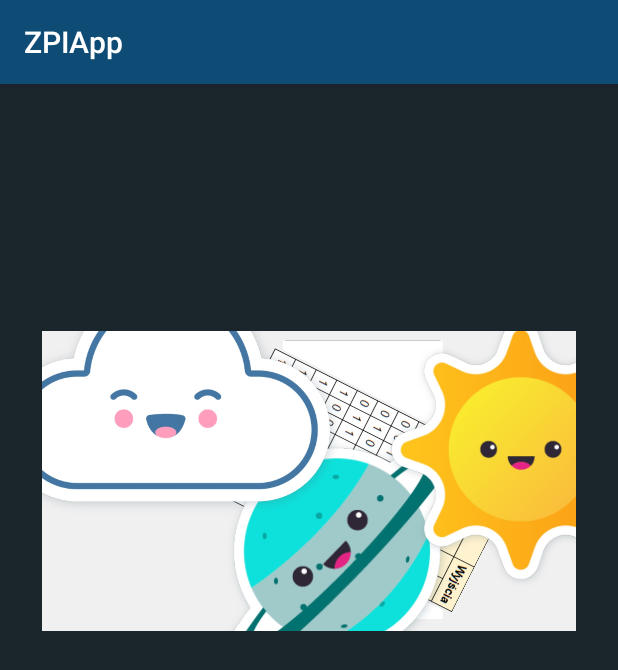
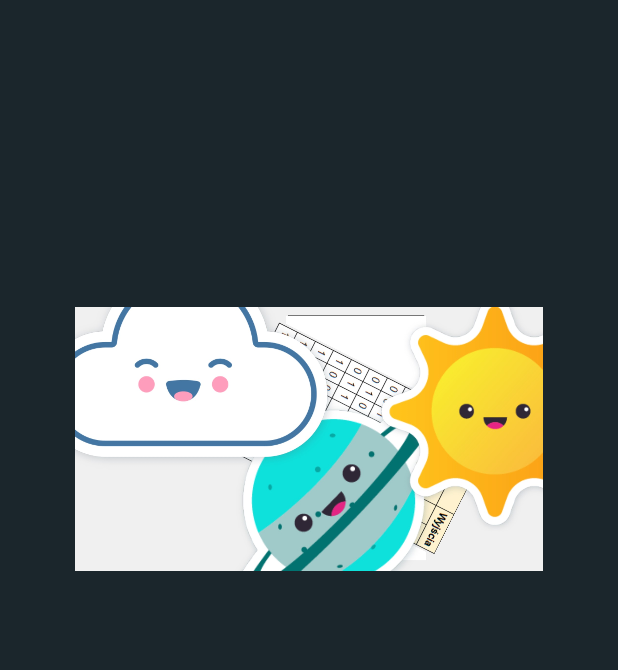
Before and after one commit to dwarchol/ZPI-projekt, an Android app: the screen it shows after launch (Startowa), on a phone screen of 412 x 824 dp. Shown: the top 670 px of the screen. Run offline under Robolectric (Android 15) with nearby library versions, the phone set to English and light mode, and no system bars.

Commit message:
dokończenie startowej

```diff
--- a/ZPIApp/app/src/main/AndroidManifest.xml
+++ b/ZPIApp/app/src/main/AndroidManifest.xml
@@ -9,7 +9,8 @@
         android:roundIcon="@mipmap/ic_launcher_round"
         android:supportsRtl="true"
         android:theme="@style/AppTheme">
-        <activity android:name=".Startowa">
+        <activity android:name=".Startowa"
+            android:theme="@style/StartTheme">
             <intent-filter>
                 <action android:name="android.intent.action.MAIN" />
 
--- a/ZPIApp/app/src/main/res/layout/activity_startowa.xml
+++ b/ZPIApp/app/src/main/res/layout/activity_startowa.xml
@@ -9,7 +9,7 @@
     tools:context=".Startowa">
 
     <ImageView
-        android:layout_width="wrap_content"
+        android:layout_width="match_parent"
         android:layout_height="200dp"
         android:layout_marginLeft="50dp"
         android:layout_marginRight="50dp"
@@ -41,7 +41,7 @@
         android:layout_marginRight="50dp"
         android:layout_marginBottom="10dp"
         android:layout_marginTop="10dp"
-        android:textColor="@color/azure"
+        android:textColor="@color/textColor"
         android:background="@drawable/buttonbackgroundonstartpage"
         app:layout_constraintLeft_toLeftOf="parent"
         app:layout_constraintRight_toRightOf="parent"
@@ -58,7 +58,7 @@
         android:layout_marginRight="50dp"
         android:layout_marginBottom="10dp"
         android:layout_marginTop="10dp"
-        android:textColor="@color/azure"
+        android:textColor="@color/textColor"
         android:background="@drawable/buttonbackgroundonstartpage"
         app:layout_constraintLeft_toLeftOf="parent"
         app:layout_constraintRight_toRightOf="parent"
--- a/ZPIApp/app/src/main/res/values/colors.xml
+++ b/ZPIApp/app/src/main/res/values/colors.xml
@@ -7,4 +7,5 @@
     <color name="blue">#0e4c75</color>
     <color name="lightBlue">#3282b7</color>
     <color name="azure">#bbe0fa</color>
+    <color name="textColor">#bbe0fa</color>
 </resources>
--- a/ZPIApp/app/src/main/res/values/styles.xml
+++ b/ZPIApp/app/src/main/res/values/styles.xml
@@ -8,4 +8,12 @@
         <item name="colorAccent">@color/colorAccent</item>
     </style>
 
+    <style name="StartTheme" parent="Theme.AppCompat.Light.NoActionBar">
+        <!-- Customize your theme here. -->
+        <item name="colorPrimary">@color/colorPrimary</item>
+        <item name="colorPrimaryDark">@color/colorPrimaryDark</item>
+        <item name="colorAccent">@color/colorAccent</item>
+        <item name = "android:windowActionBar">false</item>
+        <item name="android:windowNoTitle">true</item>
+    </style>
 </resources>
```
